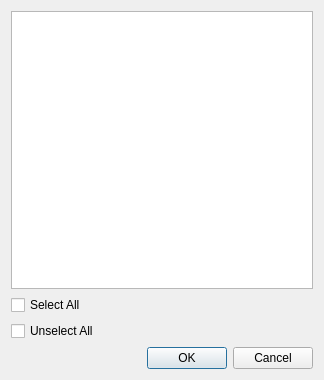
Old version of the form src/dontpanik/kpart/core/ui/selectentitiesdialog.ui in the repository frankHa/dontpanic.
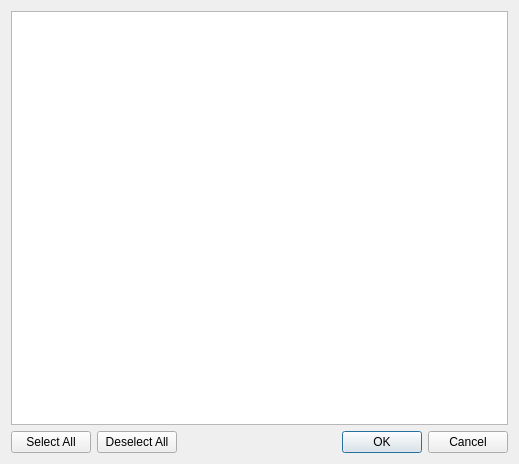
New version of the form.

Commit message: -replaced (un)select all checkboxes with plain push buttons

The edit to the form file:
```diff
--- a/src/dontpanik/kpart/core/ui/selectentitiesdialog.ui
+++ b/src/dontpanik/kpart/core/ui/selectentitiesdialog.ui
@@ -6,8 +6,8 @@
    <rect>
     <x>0</x>
     <y>0</y>
-    <width>324</width>
-    <height>380</height>
+    <width>519</width>
+    <height>464</height>
    </rect>
   </property>
   <property name="windowTitle">
@@ -43,19 +43,34 @@
     </widget>
    </item>
    <item>
-    <widget class="QCheckBox" name="select_all">
+    <layout class="QHBoxLayout" name="horizontalLayout">
+     <item>
+      <widget class="QPushButton" name="select_all">
      <property name="text">
       <string>Select All</string>
      </property>
     </widget>
    </item>
    <item>
-    <widget class="QCheckBox" name="unselect_all">
+      <widget class="QPushButton" name="deselect_all">
      <property name="text">
-      <string>Unselect All</string>
+        <string>Deselect All</string>
      </property>
     </widget>
    </item>
+     <item>
+      <spacer name="horizontalSpacer">
+       <property name="orientation">
+        <enum>Qt::Horizontal</enum>
+       </property>
+       <property name="sizeHint" stdset="0">
+        <size>
+         <width>40</width>
+         <height>20</height>
+        </size>
+       </property>
+      </spacer>
+     </item>
    <item>
     <widget class="QDialogButtonBox" name="buttonBox">
      <property name="orientation">
@@ -65,6 +80,8 @@
       <set>QDialogButtonBox::Cancel|QDialogButtonBox::Ok</set>
      </property>
     </widget>
+     </item>
+    </layout>
    </item>
   </layout>
  </widget>
```
Lines whose indentation alone changed are shown as unchanged. The commit also changes 2 other files.
